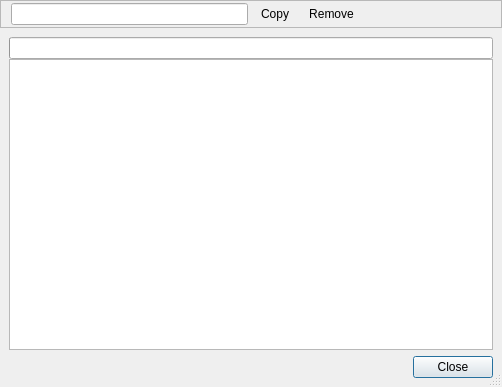
Above: retroshare-gui/src/gui/im_history/ImHistoryBrowser.ui from RetroShare/RetroShare before the change. Below: the same form after it.
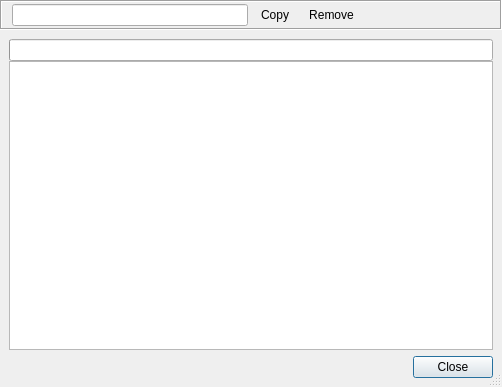
That is the form after the change. Icons and pictures are not drawn. Custom widgets are drawn as their Qt base class.

The edit to the form file:
```diff
--- a/retroshare-gui/src/gui/im_history/ImHistoryBrowser.ui
+++ b/retroshare-gui/src/gui/im_history/ImHistoryBrowser.ui
@@ -49,10 +49,10 @@
       </size>
      </property>
      <property name="frameShape">
-      <enum>QFrame::StyledPanel</enum>
+      <enum>QFrame::Box</enum>
      </property>
      <property name="frameShadow">
-      <enum>QFrame::Raised</enum>
+      <enum>QFrame::Sunken</enum>
      </property>
      <layout class="QHBoxLayout" name="horizontalLayout_3">
       <property name="margin">
```
